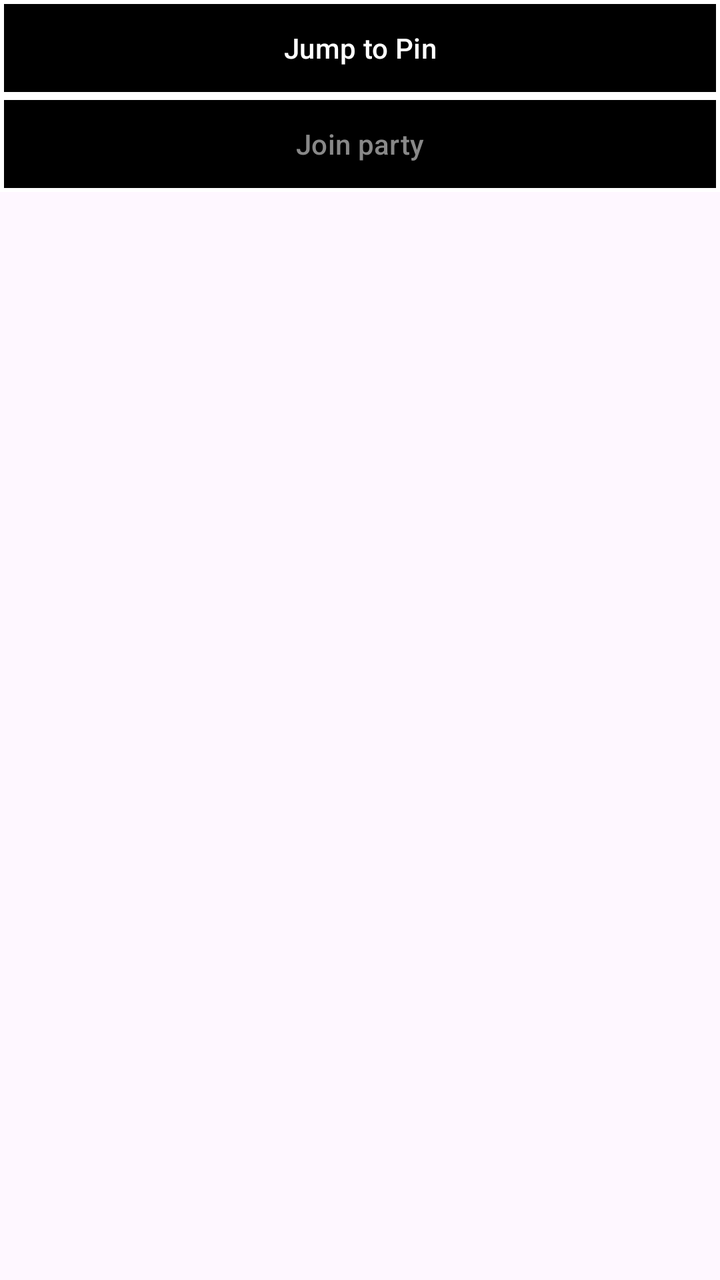
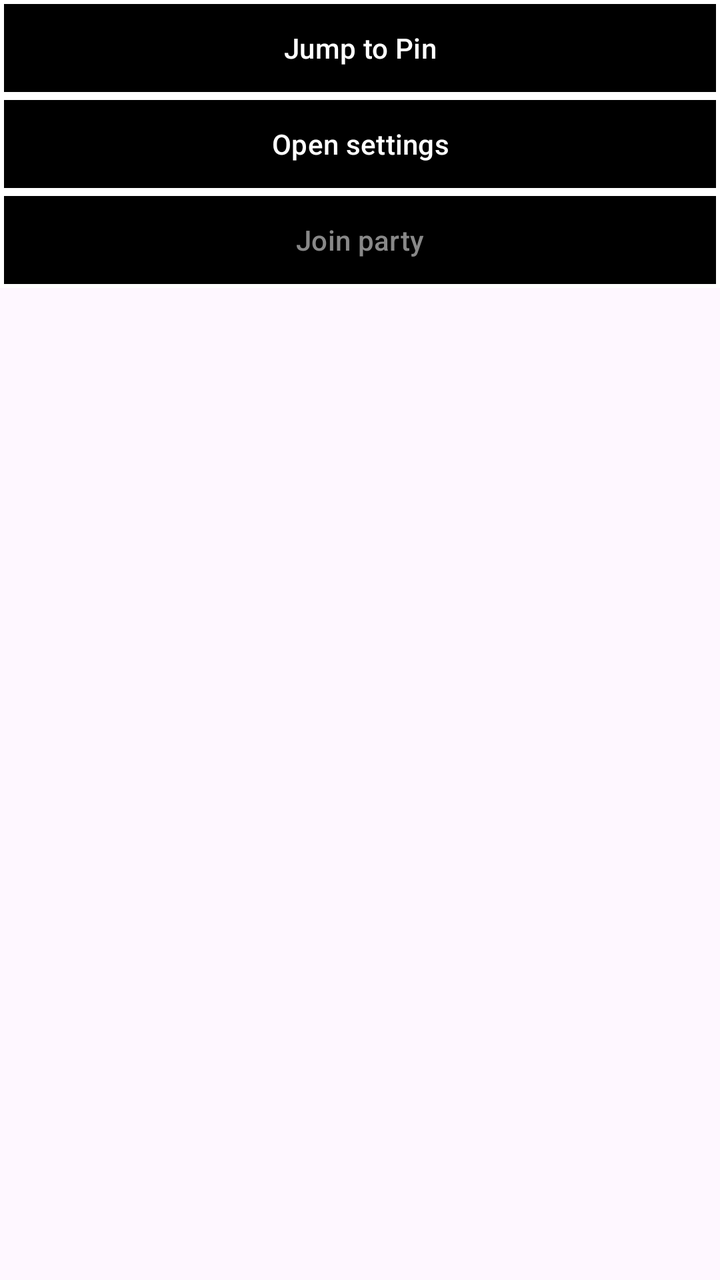

Compare the two renders of this Android layout. The source of the first and the diff that turns it into the second are given below.
<!-- AndroidManifest.xml: application theme Theme.BiwaSwim -->
<!-- res/layout/side_menu.xml -->
<?xml version="1.0" encoding="utf-8"?>
<LinearLayout xmlns:android="http://schemas.android.com/apk/res/android"
    xmlns:app="http://schemas.android.com/apk/res-auto"
    android:id="@+id/sideMenu"
    android:layout_width="wrap_content"
    android:layout_height="wrap_content"
    android:orientation="vertical">

    <Button
        android:id="@+id/jumpToMarker"
        android:layout_width="match_parent"
        android:layout_height="wrap_content"
        android:layout_margin="0dp"
        android:insetLeft="0dp"
        android:insetTop="0dp"
        android:insetRight="0dp"
        android:insetBottom="0dp"
        android:padding="12dp"
        android:text="@string/jump_to_marker"
        android:textColor="@color/white"
        app:backgroundTint="@color/black"
        app:cornerRadius="0dp"
        app:strokeColor="@color/white"
        app:strokeWidth="2dp" />

    <Button
        android:id="@+id/joinParty"
        android:layout_width="match_parent"
        android:layout_height="wrap_content"
        android:textColor="@color/gray"
        app:backgroundTint="@color/black"
        app:strokeColor="@color/white"
        app:strokeWidth="2dp"
        app:cornerRadius="0dp"
        android:padding="12dp"
        android:layout_margin="0dp"
        android:text="@string/join_party"
        android:insetLeft="0dp"
        android:insetTop="0dp"
        android:insetRight="0dp"
        android:insetBottom="0dp"/>

</LinearLayout>
<!-- resources referenced by this layout -->
<resources>
  <color name="black">#FF000000</color>
  <color name="gray">#FF888888</color>
  <color name="white">#FFFFFFFF</color>
  <string name="join_party">Join party</string>
  <string name="jump_to_marker">Jump to Pin</string>
  <style name="Theme.BiwaSwim" parent="Base.Theme.BiwaSwim" />
  <style name="Base.Theme.BiwaSwim" parent="Theme.Material3.DayNight.NoActionBar">
          
          
      </style>
</resources>

<!-- the commit's change to res/layout/side_menu.xml (unified diff, before → after) -->
@@ -24,6 +24,23 @@
         app:strokeWidth="2dp" />
 
     <Button
+        android:id="@+id/openSettings"
+        android:layout_width="match_parent"
+        android:layout_height="wrap_content"
+        android:textColor="@color/white"
+        app:backgroundTint="@color/black"
+        app:strokeColor="@color/white"
+        app:strokeWidth="2dp"
+        app:cornerRadius="0dp"
+        android:padding="12dp"
+        android:layout_margin="0dp"
+        android:text="@string/open_settings"
+        android:insetLeft="0dp"
+        android:insetTop="0dp"
+        android:insetRight="0dp"
+        android:insetBottom="0dp"/>
+
+    <Button
         android:id="@+id/joinParty"
         android:layout_width="match_parent"
         android:layout_height="wrap_content"
<!-- resource entries referenced after the edit -->
@@ -5,6 +5,7 @@
   <color name="white">#FFFFFFFF</color>
   <string name="join_party">Join party</string>
   <string name="jump_to_marker">Jump to Pin</string>
+  <string name="open_settings">Open settings</string>
   <style name="Theme.BiwaSwim" parent="Base.Theme.BiwaSwim" />
   <style name="Base.Theme.BiwaSwim" parent="Theme.Material3.DayNight.NoActionBar">
           
